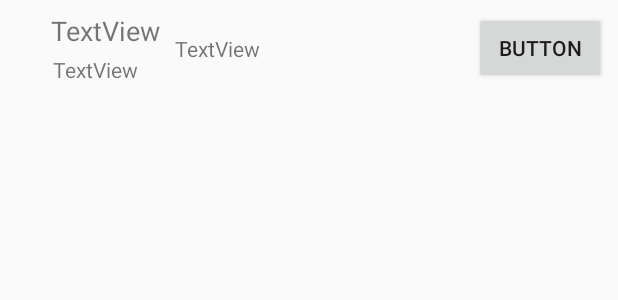
After one commit to MichalZenczak/BookStore, an Android app: the layout content_item.xml on its own in the app's theme, with its tools: preview values and no code run, on a phone screen of 412 x 824 dp. The commit adds this screen. Shown: the top 300 px of the screen. Run offline under Robolectric (Android 15) with nearby library versions, the phone set to English and light mode, and no system bars.

Commit message:
add layout for list item

```diff
--- a/app/src/main/java/com/example/michal/bookstore/CatalogActivity.java
+++ b/app/src/main/java/com/example/michal/bookstore/CatalogActivity.java
@@ -12,6 +12,7 @@ import android.util.Log;
 import android.view.View;
 import android.view.Menu;
 import android.view.MenuItem;
+import android.widget.ListView;
 import android.widget.Toast;
 
 import com.example.michal.bookstore.data.BookContract.BookEntry;
@@ -38,6 +39,10 @@ public class CatalogActivity extends AppCompatActivity {
                         .setAction("Action", null).show();
             }
         });
+
+        ListView bookListView = findViewById(R.id.content_list);
+
+
 
         mBookDbHelper = new BookDbHelper(this);
     }
--- a/app/src/main/java/com/example/michal/bookstore/data/BookContract.java
+++ b/app/src/main/java/com/example/michal/bookstore/data/BookContract.java
@@ -23,6 +23,8 @@ public final class BookContract {
     public final static class BookEntry implements BaseColumns {
 
         public static final Uri CONTENT_URI = Uri.withAppendedPath(BASE_CONTENT_URI, PATH_BOOKS);
+
+
 
         /** Name of database table for books */
         public final static String TABLE_NAME = "books";
--- a/app/src/main/res/layout/content_catalog.xml
+++ b/app/src/main/res/layout/content_catalog.xml
@@ -8,13 +8,19 @@
     tools:context="com.example.michal.bookstore.CatalogActivity"
     tools:showIn="@layout/activity_catalog">
 
-    <TextView
-        android:layout_width="wrap_content"
-        android:layout_height="wrap_content"
-        android:text="Hello World!"
+
+    <ListView
+        android:id="@+id/content_list"
+        android:layout_width="match_parent"
+        android:layout_height="match_parent"
+        android:layout_marginBottom="8dp"
+        android:layout_marginEnd="8dp"
+        android:layout_marginStart="8dp"
+        android:layout_marginTop="8dp"
         app:layout_constraintBottom_toBottomOf="parent"
-        app:layout_constraintLeft_toLeftOf="parent"
-        app:layout_constraintRight_toRightOf="parent"
+        app:layout_constraintEnd_toEndOf="parent"
+        app:layout_constraintStart_toStartOf="parent"
         app:layout_constraintTop_toTopOf="parent" />
 
+
 </android.support.constraint.ConstraintLayout>
--- /dev/null
+++ b/app/src/main/res/layout/content_item.xml
@@ -0,0 +1,72 @@
+<?xml version="1.0" encoding="utf-8"?>
+<android.support.constraint.ConstraintLayout xmlns:android="http://schemas.android.com/apk/res/android"
+    xmlns:app="http://schemas.android.com/apk/res-auto"
+    xmlns:tools="http://schemas.android.com/tools"
+    android:layout_width="match_parent"
+    android:layout_height="wrap_content">
+
+    <TextView
+        android:id="@+id/product_name"
+        android:layout_width="wrap_content"
+        android:layout_height="wrap_content"
+        android:layout_marginBottom="8dp"
+        android:layout_marginEnd="8dp"
+        android:layout_marginStart="8dp"
+        android:layout_marginTop="8dp"
+        android:text="TextView"
+        android:textSize="18sp"
+        app:layout_constraintBottom_toBottomOf="parent"
+        app:layout_constraintEnd_toEndOf="parent"
+        app:layout_constraintHorizontal_bias="0.08"
+        app:layout_constraintStart_toStartOf="parent"
+        app:layout_constraintTop_toTopOf="parent"
+        app:layout_constraintVertical_bias="0.0" />
+
+    <TextView
+        android:id="@+id/price"
+        android:layout_width="wrap_content"
+        android:layout_height="wrap_content"
+        android:layout_marginBottom="8dp"
+        android:layout_marginEnd="8dp"
+        android:layout_marginStart="8dp"
+        android:layout_marginTop="8dp"
+        android:text="TextView"
+        android:textSize="14sp"
+        app:layout_constraintBottom_toBottomOf="parent"
+        app:layout_constraintEnd_toEndOf="parent"
+        app:layout_constraintHorizontal_bias="0.08"
+        app:layout_constraintStart_toStartOf="parent"
+        app:layout_constraintTop_toTopOf="parent"
+        app:layout_constraintVertical_bias="1.0" />
+
+    <TextView
+        android:id="@+id/quantity"
+        android:layout_width="wrap_content"
+        android:layout_height="wrap_content"
+        android:layout_marginBottom="8dp"
+        android:layout_marginEnd="8dp"
+        android:layout_marginStart="8dp"
+        android:layout_marginTop="8dp"
+        android:text="TextView"
+        android:textSize="14sp"
+        app:layout_constraintBottom_toBottomOf="parent"
+        app:layout_constraintEnd_toEndOf="parent"
+        app:layout_constraintHorizontal_bias="0.32"
+        app:layout_constraintStart_toStartOf="parent"
+        app:layout_constraintTop_toTopOf="parent" />
+
+    <Button
+        android:id="@+id/button"
+        android:layout_width="wrap_content"
+        android:layout_height="wrap_content"
+        android:layout_marginBottom="8dp"
+        android:layout_marginEnd="8dp"
+        android:layout_marginStart="8dp"
+        android:layout_marginTop="8dp"
+        android:text="Button"
+        app:layout_constraintBottom_toBottomOf="parent"
+        app:layout_constraintEnd_toEndOf="parent"
+        app:layout_constraintHorizontal_bias="1.0"
+        app:layout_constraintStart_toStartOf="parent"
+        app:layout_constraintTop_toTopOf="parent" />
+</android.support.constraint.ConstraintLayout>
```
